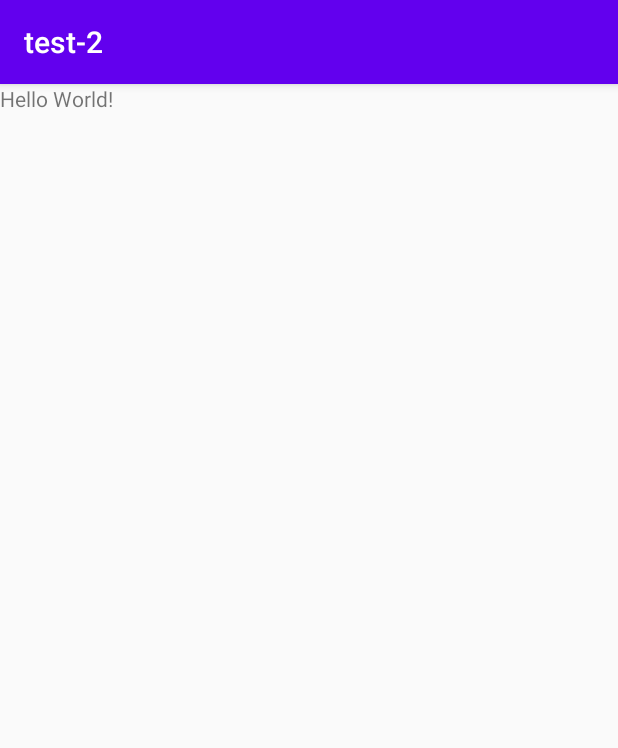
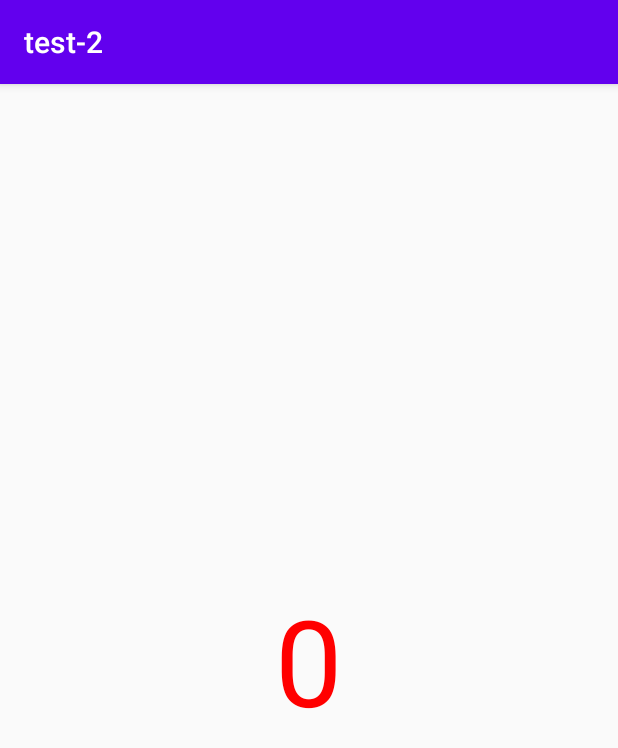
Before and after one commit to ansushina/android-hw, an Android app: the fragment NumberFragment shown on its own in the app's theme, on a phone screen of 412 x 824 dp. Shown: the top 748 px of the screen. Run offline under Robolectric (Android 15) with nearby library versions, the phone set to English and light mode, and no system bars.

Commit message:
working version

```diff
--- a/app/src/main/java/ru/sushina/test_1/app/NumberFragment.java
+++ b/app/src/main/java/ru/sushina/test_1/app/NumberFragment.java
@@ -1,71 +1,53 @@
 package ru.sushina.test_1.app;
 
 import android.app.Activity;
+import android.graphics.Color;
 import android.os.Bundle;
 import android.util.Log;
 import android.view.LayoutInflater;
 import android.view.View;
 import android.view.ViewGroup;
 
-import androidx.fragment.app.Fragment;
+import android.app.Fragment;
+import android.widget.TextView;
 
 public class NumberFragment extends Fragment {
     final String LOG_TAG = "myLogs";
+    View view;
+    TextView tView;
+    public int number = 0;
 
-    @Override
-    public void onAttach(Activity activity) {
-        super.onAttach(activity);
-        Log.d(LOG_TAG, "Fragment2 onAttach");
+    private static final String NUMBER_KEY = "number";
+
+
+    static public NumberFragment newInstance(int number) {
+        NumberFragment fragment = new NumberFragment();
+        Bundle bundle = new Bundle();
+        bundle.putInt(NUMBER_KEY, number);
+        fragment.setArguments(bundle);
+
+        return fragment;
     }
 
-    public void onCreate(Bundle savedInstanceState) {
-        super.onCreate(savedInstanceState);
-        Log.d(LOG_TAG, "Fragment2 onCreate");
-    }
 
     public View onCreateView(LayoutInflater inflater, ViewGroup container,
                              Bundle savedInstanceState) {
         Log.d(LOG_TAG, "Fragment2 onCreateView");
-        return inflater.inflate(R.layout.number_fragment, null) ;
-    }
+        view = inflater.inflate(R.layout.number_fragment, null) ;
+        tView = view.findViewById(R.id.number_text);
+        Bundle arguments = getArguments();
+        if (arguments != null) {
+            number = arguments.getInt(NUMBER_KEY);
+        }
+        tView.setText(String.valueOf(number));
+        int textColor;
+        if (number%2 == 0) {
+            textColor = Color.RED;
+        } else {
+            textColor = Color.BLUE;
+        }
+        tView.setTextColor(textColor);
 
-    public void onActivityCreated(Bundle savedInstanceState) {
-        super.onActivityCreated(savedInstanceState);
-        Log.d(LOG_TAG, "Fragment2 onActivityCreated");
-    }
-
-    public void onStart() {
-        super.onStart();
-        Log.d(LOG_TAG, "Fragment2 onStart");
-    }
-
-    public void onResume() {
-        super.onResume();
-        Log.d(LOG_TAG, "Fragment2 onResume");
-    }
-
-    public void onPause() {
-        super.onPause();
-        Log.d(LOG_TAG, "Fragment2 onPause");
-    }
-
-    public void onStop() {
-        super.onStop();
-        Log.d(LOG_TAG, "Fragment2 onStop");
-    }
-
-    public void onDestroyView() {
-        super.onDestroyView();
-        Log.d(LOG_TAG, "Fragment2 onDestroyView");
-    }
-
-    public void onDestroy() {
-        super.onDestroy();
-        Log.d(LOG_TAG, "Fragment2 onDestroy");
-    }
-
-    public void onDetach() {
-        super.onDetach();
-        Log.d(LOG_TAG, "Fragment2 onDetach");
+        return view;
     }
 }
--- a/app/src/main/res/layout/list_fragment.xml
+++ b/app/src/main/res/layout/list_fragment.xml
@@ -8,7 +8,7 @@
     tools:context=".MainActivity">
 
     <Button
-        android:id="@+id/button"
+        android:id="@+id/list_button"
         android:layout_width="match_parent"
         android:layout_height="wrap_content"
         android:text="Добавить число"
--- a/app/src/main/res/layout/number_fragment.xml
+++ b/app/src/main/res/layout/number_fragment.xml
@@ -4,12 +4,14 @@
     xmlns:tools="http://schemas.android.com/tools"
     android:layout_width="match_parent"
     android:layout_height="match_parent"
+    android:gravity="center"
     tools:context=".MainActivity">
 
     <TextView
-        android:id="@+id/my_id"
+        android:id="@+id/number_text"
         android:layout_width="wrap_content"
         android:layout_height="wrap_content"
-        android:text="Hello World!"/>
+        android:text="1"
+        android:textSize="80dp"/>
 
 </LinearLayout>
```
Also changed, not shown: app/src/main/java/ru/sushina/test_1/app/ListFragment.java (+31 -5 lines), app/src/main/java/ru/sushina/test_1/app/MainActivity.java (+13 -46 lines), app/src/main/java/ru/sushina/test_1/app/adapter/ItemAdapter.java (+36 -3 lines), app/src/main/res/layout/activity_main.xml (+2 -8 lines).
